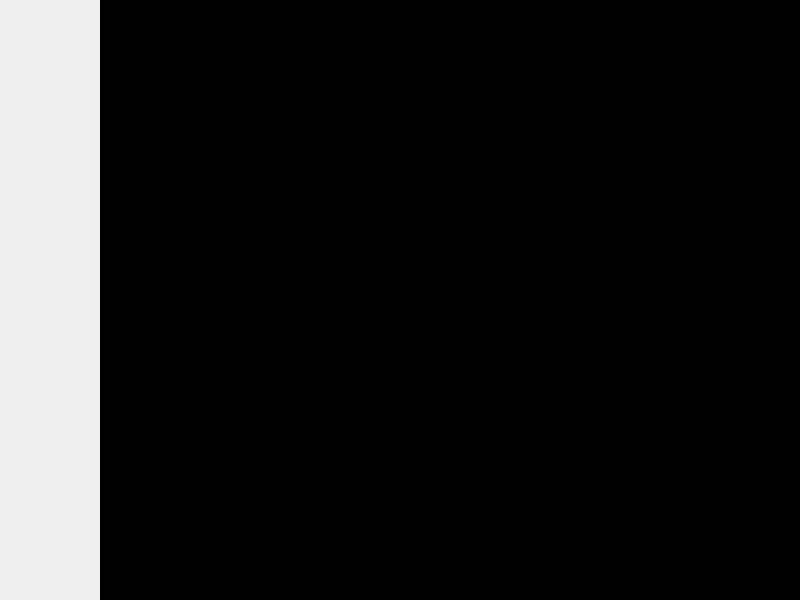
Above: mainwindow.ui from Lukrative525/QuasiSpaceMap before the change. Below: the same form after it.
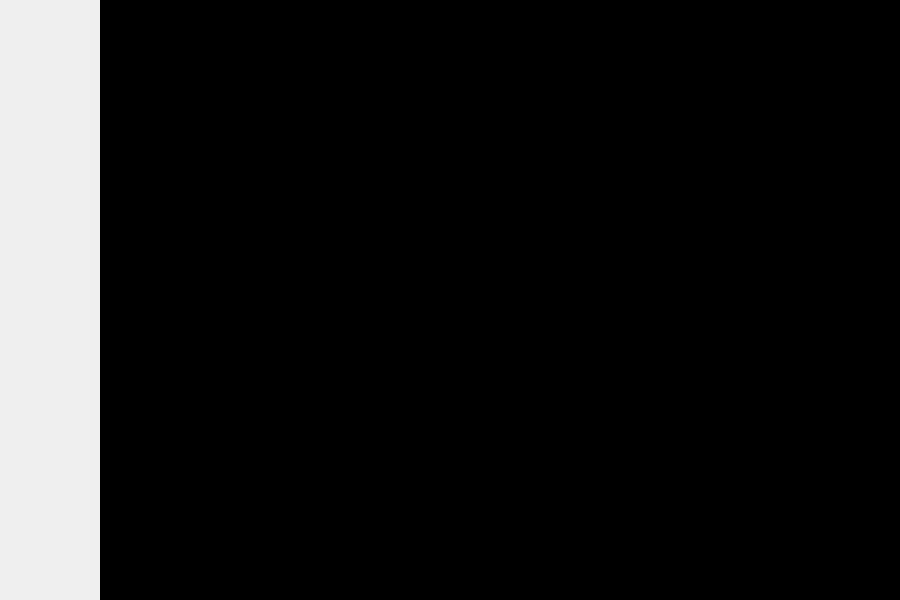
That is the form after the change.

Diff of the .ui file:
```diff
--- a/mainwindow.ui
+++ b/mainwindow.ui
@@ -6,7 +6,7 @@
    <rect>
     <x>0</x>
     <y>0</y>
-    <width>800</width>
+    <width>900</width>
     <height>600</height>
    </rect>
   </property>
@@ -90,482 +90,10 @@
         <verstretch>0</verstretch>
        </sizepolicy>
       </property>
-      <property name="palette">
-       <palette>
-        <active>
-         <colorrole role="WindowText">
-          <brush brushstyle="SolidPattern">
-           <color alpha="255">
-            <red>255</red>
-            <green>255</green>
-            <blue>255</blue>
-           </color>
-          </brush>
-         </colorrole>
-         <colorrole role="Button">
-          <brush brushstyle="SolidPattern">
-           <color alpha="255">
-            <red>0</red>
-            <green>0</green>
-            <blue>0</blue>
-           </color>
-          </brush>
-         </colorrole>
-         <colorrole role="Light">
-          <brush brushstyle="SolidPattern">
-           <color alpha="255">
-            <red>0</red>
-            <green>0</green>
-            <blue>0</blue>
-           </color>
-          </brush>
-         </colorrole>
-         <colorrole role="Midlight">
-          <brush brushstyle="SolidPattern">
-           <color alpha="255">
-            <red>0</red>
-            <green>0</green>
-            <blue>0</blue>
-           </color>
-          </brush>
-         </colorrole>
-         <colorrole role="Dark">
-          <brush brushstyle="SolidPattern">
-           <color alpha="255">
-            <red>0</red>
-            <green>0</green>
-            <blue>0</blue>
-           </color>
-          </brush>
-         </colorrole>
-         <colorrole role="Mid">
-          <brush brushstyle="SolidPattern">
-           <color alpha="255">
-            <red>0</red>
-            <green>0</green>
-            <blue>0</blue>
-           </color>
-          </brush>
-         </colorrole>
-         <colorrole role="Text">
-          <brush brushstyle="SolidPattern">
-           <color alpha="255">
-            <red>255</red>
-            <green>255</green>
-            <blue>255</blue>
-           </color>
-          </brush>
-         </colorrole>
-         <colorrole role="BrightText">
-          <brush brushstyle="SolidPattern">
-           <color alpha="255">
-            <red>255</red>
-            <green>255</green>
-            <blue>255</blue>
-           </color>
-          </brush>
-         </colorrole>
-         <colorrole role="ButtonText">
-          <brush brushstyle="SolidPattern">
-           <color alpha="255">
-            <red>255</red>
-            <green>255</green>
-            <blue>255</blue>
-           </color>
-          </brush>
-         </colorrole>
-         <colorrole role="Base">
-          <brush brushstyle="SolidPattern">
-           <color alpha="255">
-            <red>0</red>
-            <green>0</green>
-            <blue>0</blue>
-           </color>
-          </brush>
-         </colorrole>
-         <colorrole role="Window">
-          <brush brushstyle="SolidPattern">
-           <color alpha="255">
-            <red>0</red>
-            <green>0</green>
-            <blue>0</blue>
-           </color>
-          </brush>
-         </colorrole>
-         <colorrole role="Shadow">
-          <brush brushstyle="SolidPattern">
-           <color alpha="255">
-            <red>0</red>
-            <green>0</green>
-            <blue>0</blue>
-           </color>
-          </brush>
-         </colorrole>
-         <colorrole role="AlternateBase">
-          <brush brushstyle="SolidPattern">
-           <color alpha="255">
-            <red>0</red>
-            <green>0</green>
-            <blue>0</blue>
-           </color>
-          </brush>
-         </colorrole>
-         <colorrole role="ToolTipBase">
-          <brush brushstyle="SolidPattern">
-           <color alpha="255">
-            <red>255</red>
-            <green>255</green>
-            <blue>220</blue>
-           </color>
-          </brush>
-         </colorrole>
-         <colorrole role="ToolTipText">
-          <brush brushstyle="SolidPattern">
-           <color alpha="255">
-            <red>0</red>
-            <green>0</green>
-            <blue>0</blue>
-           </color>
-          </brush>
-         </colorrole>
-         <colorrole role="PlaceholderText">
-          <brush brushstyle="SolidPattern">
-           <color alpha="127">
-            <red>255</red>
-            <green>255</green>
-            <blue>255</blue>
-           </color>
-          </brush>
-         </colorrole>
-         <colorrole role="Accent">
-          <brush brushstyle="SolidPattern">
-           <color alpha="255">
-            <red>0</red>
-            <green>0</green>
-            <blue>0</blue>
-           </color>
-          </brush>
-         </colorrole>
-        </active>
-        <inactive>
-         <colorrole role="WindowText">
-          <brush brushstyle="SolidPattern">
-           <color alpha="255">
-            <red>255</red>
-            <green>255</green>
-            <blue>255</blue>
-           </color>
-          </brush>
-         </colorrole>
-         <colorrole role="Button">
-          <brush brushstyle="SolidPattern">
-           <color alpha="255">
-            <red>0</red>
-            <green>0</green>
-            <blue>0</blue>
-           </color>
-          </brush>
-         </colorrole>
-         <colorrole role="Light">
-          <brush brushstyle="SolidPattern">
-           <color alpha="255">
-            <red>0</red>
-            <green>0</green>
-            <blue>0</blue>
-           </color>
-          </brush>
-         </colorrole>
-         <colorrole role="Midlight">
-          <brush brushstyle="SolidPattern">
-           <color alpha="255">
-            <red>0</red>
-            <green>0</green>
-            <blue>0</blue>
-           </color>
-          </brush>
-         </colorrole>
-         <colorrole role="Dark">
-          <brush brushstyle="SolidPattern">
-           <color alpha="255">
-            <red>0</red>
-            <green>0</green>
-            <blue>0</blue>
-           </color>
-          </brush>
-         </colorrole>
-         <colorrole role="Mid">
-          <brush brushstyle="SolidPattern">
-           <color alpha="255">
-            <red>0</red>
-            <green>0</green>
-            <blue>0</blue>
-           </color>
-          </brush>
-         </colorrole>
-         <colorrole role="Text">
-          <brush brushstyle="SolidPattern">
-           <color alpha="255">
-            <red>255</red>
-            <green>255</green>
-            <blue>255</blue>
-           </color>
-          </brush>
-         </colorrole>
-         <colorrole role="BrightText">
-          <brush brushstyle="SolidPattern">
-           <color alpha="255">
-            <red>255</red>
-            <green>255</green>
-            <blue>255</blue>
-           </color>
-          </brush>
-         </colorrole>
-         <colorrole role="ButtonText">
-          <brush brushstyle="SolidPattern">
-           <color alpha="255">
-            <red>255</red>
-            <green>255</green>
-            <blue>255</blue>
-           </color>
-          </brush>
-         </colorrole>
-         <colorrole role="Base">
-          <brush brushstyle="SolidPattern">
-           <color alpha="255">
-            <red>0</red>
-            <green>0</green>
-            <blue>0</blue>
-           </color>
-          </brush>
-         </colorrole>
-         <colorrole role="Window">
-          <brush brushstyle="SolidPattern">
-           <color alpha="255">
-            <red>0</red>
-            <green>0</green>
-            <blue>0</blue>
-           </color>
-          </brush>
-         </colorrole>
-         <colorrole role="Shadow">
-          <brush brushstyle="SolidPattern">
-           <color alpha="255">
-            <red>0</red>
-            <green>0</green>
-            <blue>0</blue>
-           </color>
-          </brush>
-         </colorrole>
-         <colorrole role="AlternateBase">
-          <brush brushstyle="SolidPattern">
-           <color alpha="255">
-            <red>0</red>
-            <green>0</green>
-            <blue>0</blue>
-           </color>
-          </brush>
-         </colorrole>
-         <colorrole role="ToolTipBase">
-          <brush brushstyle="SolidPattern">
-           <color alpha="255">
-            <red>255</red>
-            <green>255</green>
-            <blue>220</blue>
-           </color>
-          </brush>
-         </colorrole>
-         <colorrole role="ToolTipText">
-          <brush brushstyle="SolidPattern">
-           <color alpha="255">
-            <red>0</red>
-            <green>0</green>
-            <blue>0</blue>
-           </color>
-          </brush>
-         </colorrole>
-         <colorrole role="PlaceholderText">
-          <brush brushstyle="SolidPattern">
-           <color alpha="127">
-            <red>255</red>
-            <green>255</green>
-            <blue>255</blue>
-           </color>
-          </brush>
-         </colorrole>
-         <colorrole role="Accent">
-          <brush brushstyle="SolidPattern">
-           <color alpha="255">
-            <red>0</red>
-            <green>0</green>
-            <blue>0</blue>
-           </color>
-          </brush>
-         </colorrole>
-        </inactive>
-        <disabled>
-         <colorrole role="WindowText">
-          <brush brushstyle="SolidPattern">
-           <color alpha="255">
-            <red>0</red>
-            <green>0</green>
-            <blue>0</blue>
-           </color>
-          </brush>
-         </colorrole>
-         <colorrole role="Button">
-          <brush brushstyle="SolidPattern">
-           <color alpha="255">
-            <red>0</red>
-            <green>0</green>
-            <blue>0</blue>
-           </color>
-          </brush>
-         </colorrole>
-         <colorrole role="Light">
-          <brush brushstyle="SolidPattern">
-           <color alpha="255">
-            <red>0</red>
-            <green>0</green>
-            <blue>0</blue>
-           </color>
-          </brush>
-         </colorrole>
-         <colorrole role="Midlight">
-          <brush brushstyle="SolidPattern">
-           <color alpha="255">
-            <red>0</red>
-            <green>0</green>
-            <blue>0</blue>
-           </color>
-          </brush>
-         </colorrole>
-         <colorrole role="Dark">
-          <brush brushstyle="SolidPattern">
-           <color alpha="255">
-            <red>0</red>
-            <green>0</green>
-            <blue>0</blue>
-           </color>
-          </brush>
-         </colorrole>
-         <colorrole role="Mid">
-          <brush brushstyle="SolidPattern">
-           <color alpha="255">
-            <red>0</red>
-            <green>0</green>
-            <blue>0</blue>
-           </color>
-          </brush>
-         </colorrole>
-         <colorrole role="Text">
-          <brush brushstyle="SolidPattern">
-           <color alpha="255">
-            <red>0</red>
-            <green>0</green>
-            <blue>0</blue>
-           </color>
-          </brush>
-         </colorrole>
-         <colorrole role="BrightText">
-          <brush brushstyle="SolidPattern">
-           <color alpha="255">
-            <red>255</red>
-            <green>255</green>
-            <blue>255</blue>
-           </color>
-          </brush>
-         </colorrole>
-         <colorrole role="ButtonText">
-          <brush brushstyle="SolidPattern">
-           <color alpha="255">
-            <red>0</red>
-            <green>0</green>
-            <blue>0</blue>
-           </color>
-          </brush>
-         </colorrole>
-         <colorrole role="Base">
-          <brush brushstyle="SolidPattern">
-           <color alpha="255">
-            <red>0</red>
-            <green>0</green>
-            <blue>0</blue>
-           </color>
-          </brush>
-         </colorrole>
-         <colorrole role="Window">
-          <brush brushstyle="SolidPattern">
-           <color alpha="255">
-            <red>0</red>
-            <green>0</green>
-            <blue>0</blue>
-           </color>
-          </brush>
-         </colorrole>
-         <colorrole role="Shadow">
-          <brush brushstyle="SolidPattern">
-           <color alpha="255">
-            <red>0</red>
-            <green>0</green>
-            <blue>0</blue>
-           </color>
-          </brush>
-         </colorrole>
-         <colorrole role="AlternateBase">
-          <brush brushstyle="SolidPattern">
-           <color alpha="255">
-            <red>0</red>
-            <green>0</green>
-            <blue>0</blue>
-           </color>
-          </brush>
-         </colorrole>
-         <colorrole role="ToolTipBase">
-          <brush brushstyle="SolidPattern">
-           <color alpha="255">
-            <red>255</red>
-            <green>255</green>
-            <blue>220</blue>
-           </color>
-          </brush>
-         </colorrole>
-         <colorrole role="ToolTipText">
-          <brush brushstyle="SolidPattern">
-           <color alpha="255">
-            <red>0</red>
-            <green>0</green>
-            <blue>0</blue>
-           </color>
-          </brush>
-         </colorrole>
-         <colorrole role="PlaceholderText">
-          <brush brushstyle="SolidPattern">
-           <color alpha="127">
-            <red>0</red>
-            <green>0</green>
-            <blue>0</blue>
-           </color>
-          </brush>
-         </colorrole>
-         <colorrole role="Accent">
-          <brush brushstyle="SolidPattern">
-           <color alpha="255">
-            <red>0</red>
-            <green>0</green>
-            <blue>0</blue>
-           </color>
-          </brush>
-         </colorrole>
-        </disabled>
-       </palette>
-      </property>
-      <property name="font">
-       <font>
-        <family>Digital-7 Mono</family>
-        <pointsize>18</pointsize>
-        <bold>true</bold>
-        <stylestrategy>PreferAntialias</stylestrategy>
-       </font>
+      <property name="styleSheet">
+       <string notr="true">background-color: rgb(0, 0, 0);
+font: 18pt &quot;Digital-7 Mono&quot;;
+color: rgb(255, 255, 255);</string>
       </property>
       <property name="frameShape">
        <enum>QFrame::Shape::NoFrame</enum>
```
Left out of the diff: 2 changed lines with no effect on the pictures.
